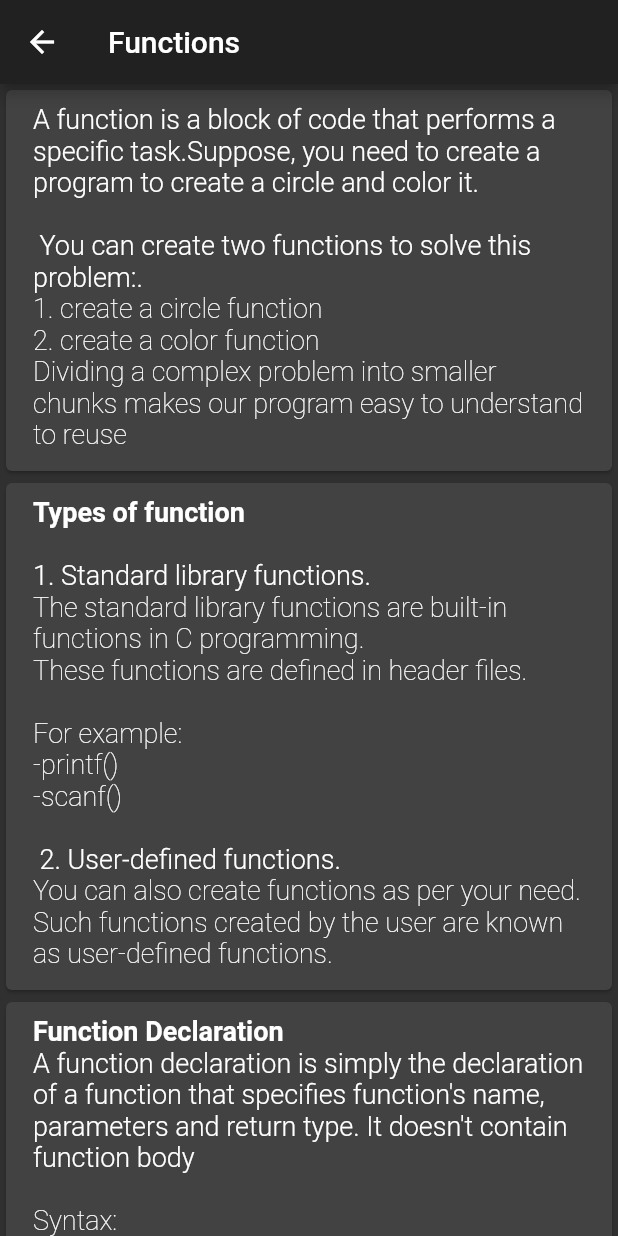
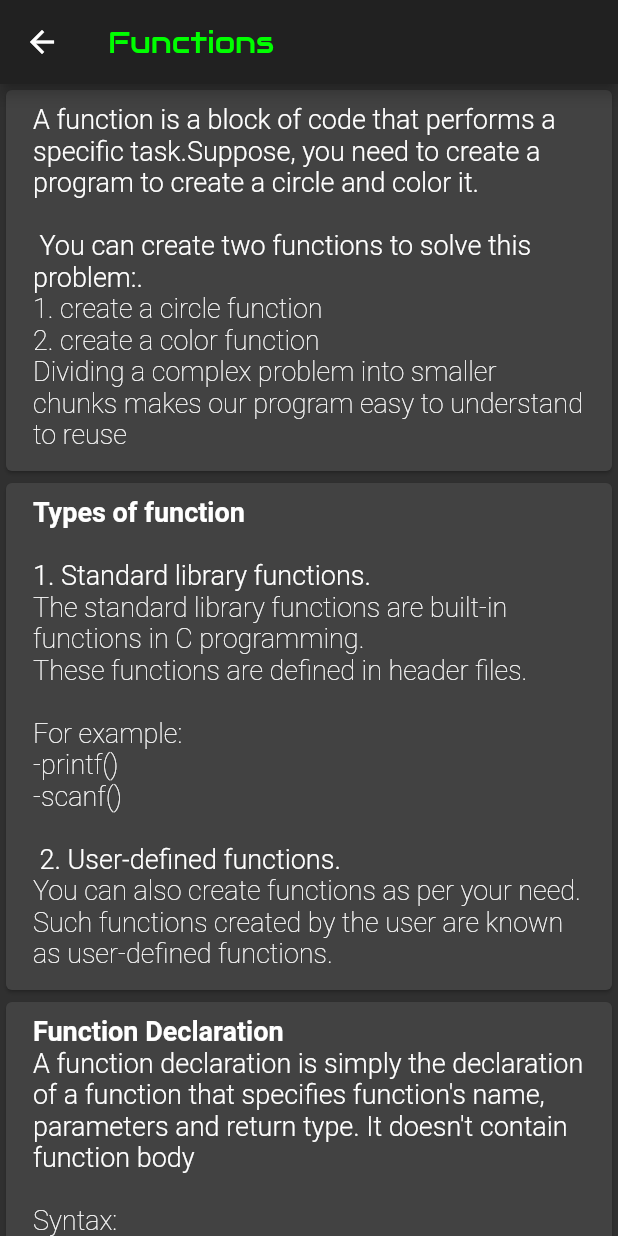
Before and after one commit to enzaimz/c_made_easy, a Flutter app: the Functions screen opened directly, on a phone screen of 412 x 824 dp. Run offline on Flutter 3.47's test engine with Material 2 defaults, Android fonts, the phone set to English and light mode, and no system bars; our stand-ins replace flutter_markdown; missing offline and left inert: link.

Commit message:
updated functions

```diff
--- a/lib/theory/function.dart
+++ b/lib/theory/function.dart
@@ -6,7 +6,7 @@ class Functions extends StatelessWidget{
   Widget build(BuildContext context) {
     return Scaffold(
       appBar: AppBar(
-        title: Text("Functions"),
+        title: Hero(tag: 'function',child: Text("Functions",style: TextStyle(fontFamily: 'Audiowide',color: Color(0xFF00FF00) ),)),
       ),
       body: ListView(
         children: <Widget>[
```
